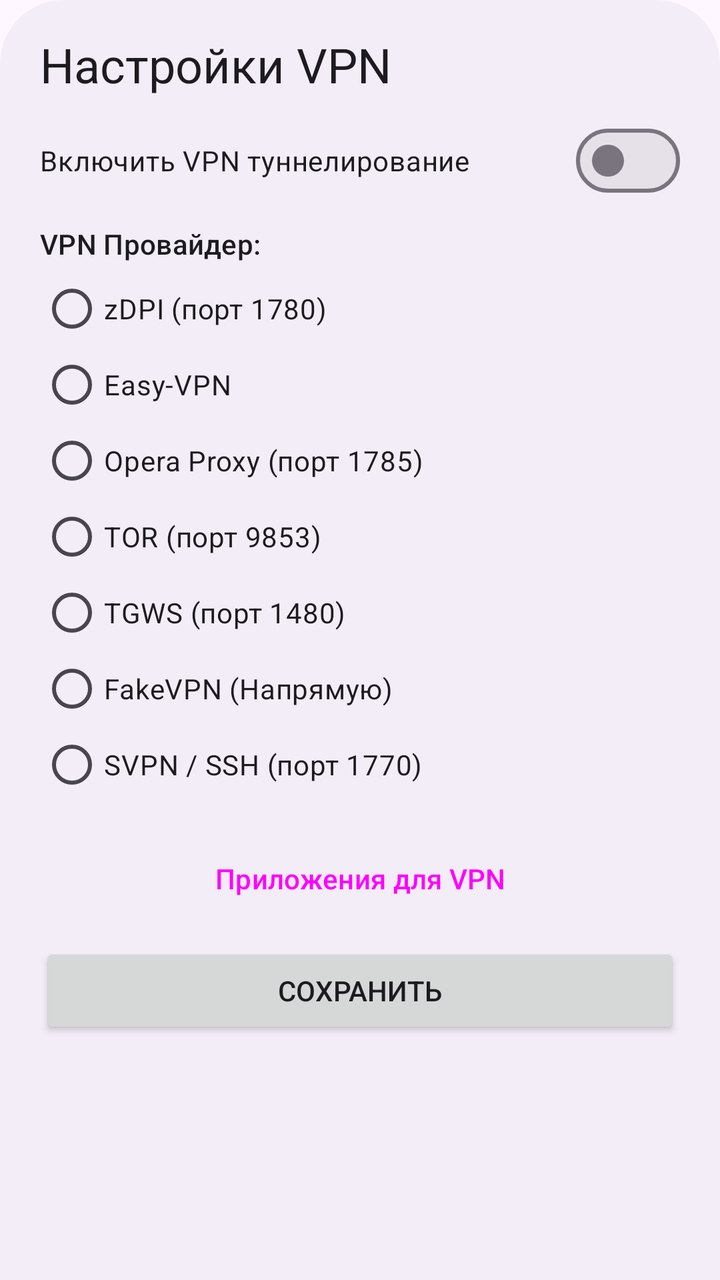
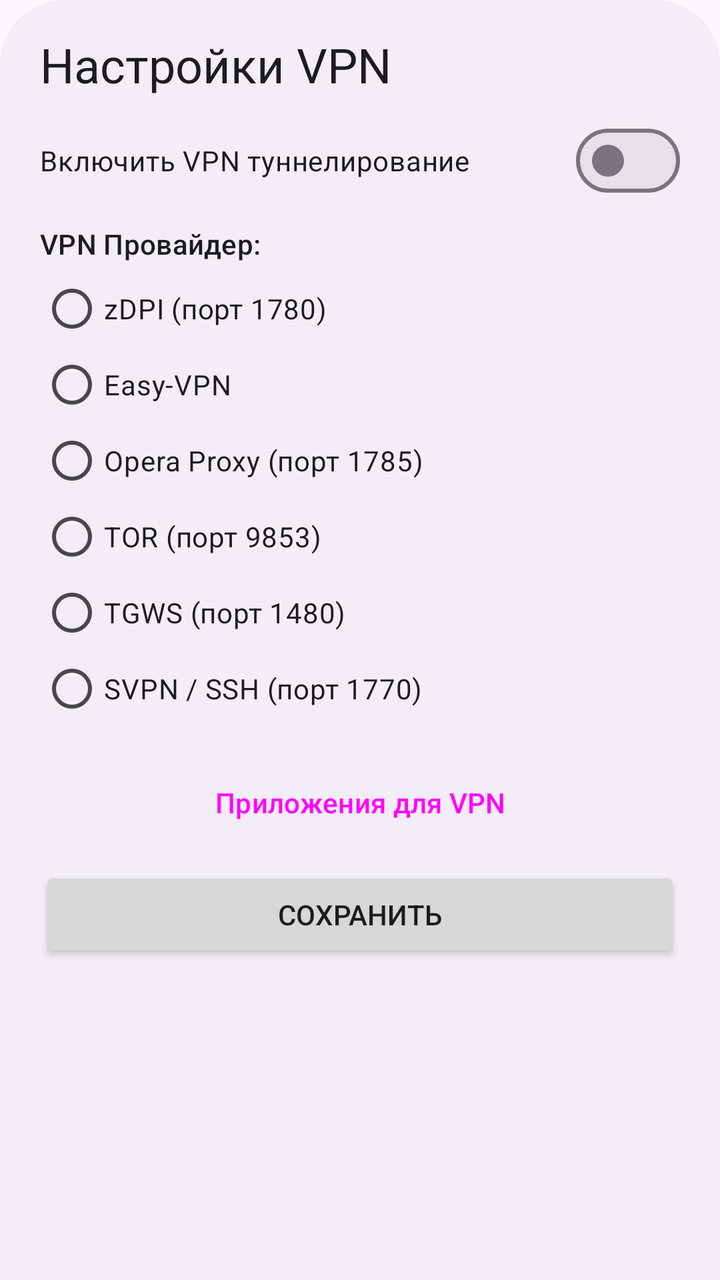

Compare the two renders of this Android layout. The source of the first and the diff that turns it into the second are given below.
<!-- AndroidManifest.xml: application theme DefaultTheme -->
<!-- res/layout/vpn_bottom_sheet.xml -->
<?xml version="1.0" encoding="utf-8"?>
<androidx.core.widget.NestedScrollView xmlns:android="http://schemas.android.com/apk/res/android"
    android:layout_width="match_parent"
    android:layout_height="match_parent"
    android:background="@drawable/bottom_sheet_rounded"
    android:fillViewport="true">

    <LinearLayout
        android:layout_width="match_parent"
        android:layout_height="wrap_content"
        android:orientation="vertical"
        android:paddingStart="20dp"
        android:paddingEnd="20dp"
        android:paddingTop="16dp"
        android:paddingBottom="16dp">

        <TextView
            android:layout_width="wrap_content"
            android:layout_height="wrap_content"
            android:text="Настройки VPN"
            android:textAppearance="@style/TextAppearance.Material3.HeadlineSmall"
            android:layout_marginBottom="8dp" />

        <com.google.android.material.materialswitch.MaterialSwitch
            android:id="@+id/swVpnEnabled"
            android:layout_width="match_parent"
            android:layout_height="wrap_content"
            android:text="Включить VPN туннелирование"
            android:layout_marginBottom="8dp" />

        <LinearLayout
            android:id="@+id/llAppRouting"
            android:layout_width="match_parent"
            android:layout_height="wrap_content"
            android:orientation="vertical"
            android:visibility="gone"
            android:layout_marginBottom="8dp">

            <com.google.android.material.materialswitch.MaterialSwitch
                android:id="@+id/swAppRouting"
                android:layout_width="match_parent"
                android:layout_height="wrap_content"
                android:text="Раздельное туннелирование (Proxifier rules)" />

            <com.google.android.material.button.MaterialButton
                android:id="@+id/btnOpenProxifierRules"
                style="@style/Widget.Material3.Button.TextButton"
                android:layout_width="wrap_content"
                android:layout_height="wrap_content"
                android:text="Настроить правила проксификации →" />
        </LinearLayout>

        <TextView
            android:layout_width="wrap_content"
            android:layout_height="wrap_content"
            android:text="VPN Провайдер:"
            android:textAppearance="@style/TextAppearance.Material3.LabelLarge"
            android:layout_marginBottom="4dp" />

        <RadioGroup
            android:id="@+id/rgVpnProvider"
            android:layout_width="match_parent"
            android:layout_height="wrap_content"
            android:layout_marginBottom="8dp">

            <RadioButton
                android:id="@+id/rbByedpi"
                android:layout_width="match_parent"
                android:layout_height="wrap_content"
                android:minHeight="38dp"
                android:paddingVertical="2dp"
                android:text="zDPI (порт 1780)" />

            <RadioButton
                android:id="@+id/rbEasyVpn"
                android:layout_width="match_parent"
                android:layout_height="wrap_content"
                android:minHeight="38dp"
                android:paddingVertical="2dp"
                android:text="Easy-VPN" />

            <RadioButton
                android:id="@+id/rbOperaProxy"
                android:layout_width="match_parent"
                android:layout_height="wrap_content"
                android:minHeight="38dp"
                android:paddingVertical="2dp"
                android:text="Opera Proxy (порт 1785)" />

            <RadioButton
                android:id="@+id/rbTor"
                android:layout_width="match_parent"
                android:layout_height="wrap_content"
                android:minHeight="38dp"
                android:paddingVertical="2dp"
                android:text="TOR (порт 9853)" />

            <RadioButton
                android:id="@+id/rbTgws"
                android:layout_width="match_parent"
                android:layout_height="wrap_content"
                android:minHeight="38dp"
                android:paddingVertical="2dp"
                android:text="TGWS (порт 1480)" />

            <RadioButton
                android:id="@+id/rbFakeVpn"
                android:layout_width="match_parent"
                android:layout_height="wrap_content"
                android:minHeight="38dp"
                android:paddingVertical="2dp"
                android:text="FakeVPN (Напрямую)" />

            <RadioButton
                android:id="@+id/rbSvpn"
                android:layout_width="match_parent"
                android:layout_height="wrap_content"
                android:minHeight="38dp"
                android:paddingVertical="2dp"
                android:text="SVPN / SSH (порт 1770)" />
        </RadioGroup>

        

        <LinearLayout
            android:id="@+id/llFakeVpnSettings"
            android:layout_width="match_parent"
            android:layout_height="wrap_content"
            android:orientation="vertical"
            android:visibility="gone"
            android:layout_marginBottom="16dp">

            <TextView
                android:layout_width="wrap_content"
                android:layout_height="wrap_content"
                android:text="FakeVPN Настройки"
                android:textAppearance="@style/TextAppearance.Material3.LabelLarge"
                android:layout_marginBottom="6dp" />

            <com.google.android.material.materialswitch.MaterialSwitch
                android:id="@+id/swFakeTlsEnabled"
                android:layout_width="match_parent"
                android:layout_height="wrap_content"
                android:text="Режим FakeTLS (подмена SNI)"
                android:layout_marginBottom="8dp" />

            <com.google.android.material.textfield.TextInputLayout
                android:id="@+id/tilFakeVpnDomains"
                android:layout_width="match_parent"
                android:layout_height="wrap_content"
                android:hint="Домены (через пробел, например: web.max.ru sber.ru)"
                style="@style/Widget.Material3.TextInputLayout.OutlinedBox">

                <com.google.android.material.textfield.TextInputEditText
                    android:id="@+id/etFakeVpnDomains"
                    android:layout_width="match_parent"
                    android:layout_height="wrap_content"
                    android:inputType="textMultiLine"
                    android:minLines="3" />
            </com.google.android.material.textfield.TextInputLayout>
        </LinearLayout>

        <Button
            android:id="@+id/btnApps"
            style="?attr/materialButtonOutlinedStyle"
            android:layout_width="match_parent"
            android:layout_height="wrap_content"
            android:layout_marginTop="6dp"
            android:text="Приложения для VPN" />

        <Button
            android:id="@+id/btnSave"
            android:layout_width="match_parent"
            android:layout_height="wrap_content"
            android:layout_marginTop="8dp"
            android:text="Сохранить" />

    </LinearLayout>
</androidx.core.widget.NestedScrollView>
<!-- resources referenced by this layout -->
<resources>
  <!-- drawable bottom_sheet_rounded (drawable) -->
  <?xml version="1.0" encoding="utf-8"?>
  <shape xmlns:android="http://schemas.android.com/apk/res/android"
      android:shape="rectangle">
      <solid android:color="?attr/colorSurfaceContainer" />
      <corners
          android:topLeftRadius="32dp"
          android:topRightRadius="32dp"
          android:bottomLeftRadius="0dp"
          android:bottomRightRadius="0dp" />
  </shape>
  <style name="DefaultTheme" parent="Theme.Material3.DayNight.NoActionBar">
          <item name="preferenceTheme">@style/PrefsTheme</item>
      </style>
  <style name="PrefsTheme" parent="PreferenceThemeOverlay">
          <item name="android:layout">@layout/fragment_settings</item>
      </style>
</resources>

<!-- the commit's change to res/layout/vpn_bottom_sheet.xml (unified diff, before → after) -->
@@ -102,15 +102,6 @@
                 android:minHeight="38dp"
                 android:paddingVertical="2dp"
                 android:text="TGWS (порт 1480)" />
-
-            <RadioButton
-                android:id="@+id/rbFakeVpn"
-                android:layout_width="match_parent"
-                android:layout_height="wrap_content"
-                android:minHeight="38dp"
-                android:paddingVertical="2dp"
-                android:text="FakeVPN (Напрямую)" />
-
             <RadioButton
                 android:id="@+id/rbSvpn"
                 android:layout_width="match_parent"
@@ -121,45 +112,6 @@
         </RadioGroup>
 
         
-
-        <LinearLayout
-            android:id="@+id/llFakeVpnSettings"
-            android:layout_width="match_parent"
-            android:layout_height="wrap_content"
-            android:orientation="vertical"
-            android:visibility="gone"
-            android:layout_marginBottom="16dp">
-
-            <TextView
-                android:layout_width="wrap_content"
-                android:layout_height="wrap_content"
-                android:text="FakeVPN Настройки"
-                android:textAppearance="@style/TextAppearance.Material3.LabelLarge"
-                android:layout_marginBottom="6dp" />
-
-            <com.google.android.material.materialswitch.MaterialSwitch
-                android:id="@+id/swFakeTlsEnabled"
-                android:layout_width="match_parent"
-                android:layout_height="wrap_content"
-                android:text="Режим FakeTLS (подмена SNI)"
-                android:layout_marginBottom="8dp" />
-
-            <com.google.android.material.textfield.TextInputLayout
-                android:id="@+id/tilFakeVpnDomains"
-                android:layout_width="match_parent"
-                android:layout_height="wrap_content"
-                android:hint="Домены (через пробел, например: web.max.ru sber.ru)"
-                style="@style/Widget.Material3.TextInputLayout.OutlinedBox">
-
-                <com.google.android.material.textfield.TextInputEditText
-                    android:id="@+id/etFakeVpnDomains"
-                    android:layout_width="match_parent"
-                    android:layout_height="wrap_content"
-                    android:inputType="textMultiLine"
-                    android:minLines="3" />
-            </com.google.android.material.textfield.TextInputLayout>
-        </LinearLayout>
-
         <Button
             android:id="@+id/btnApps"
             style="?attr/materialButtonOutlinedStyle"
